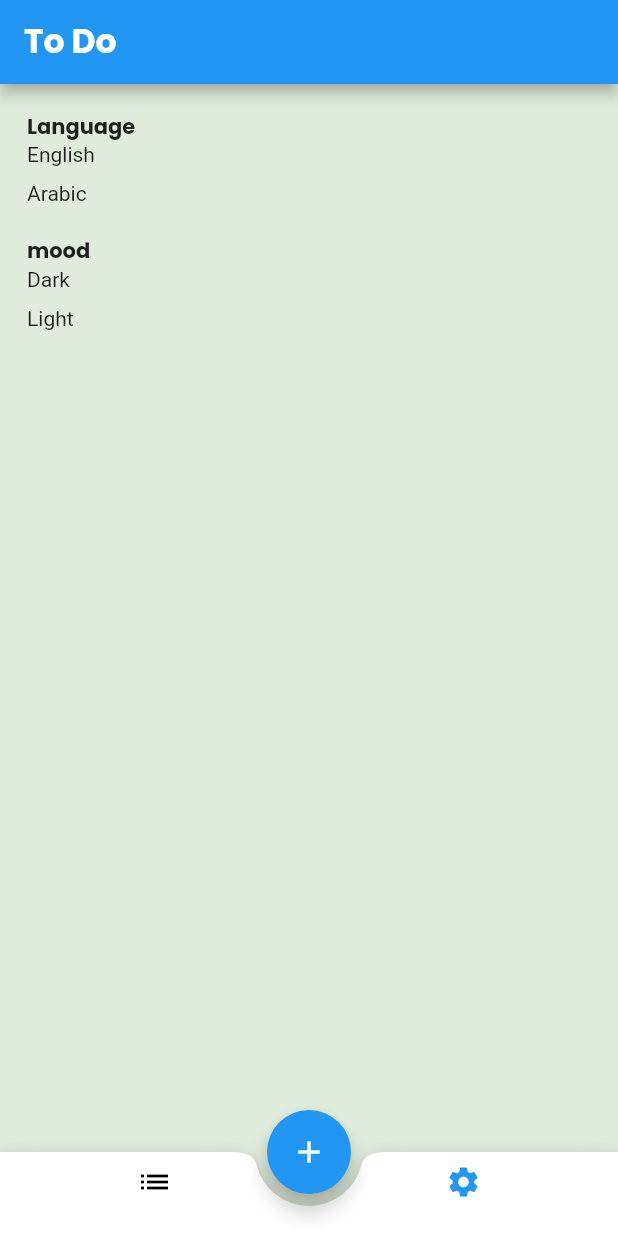
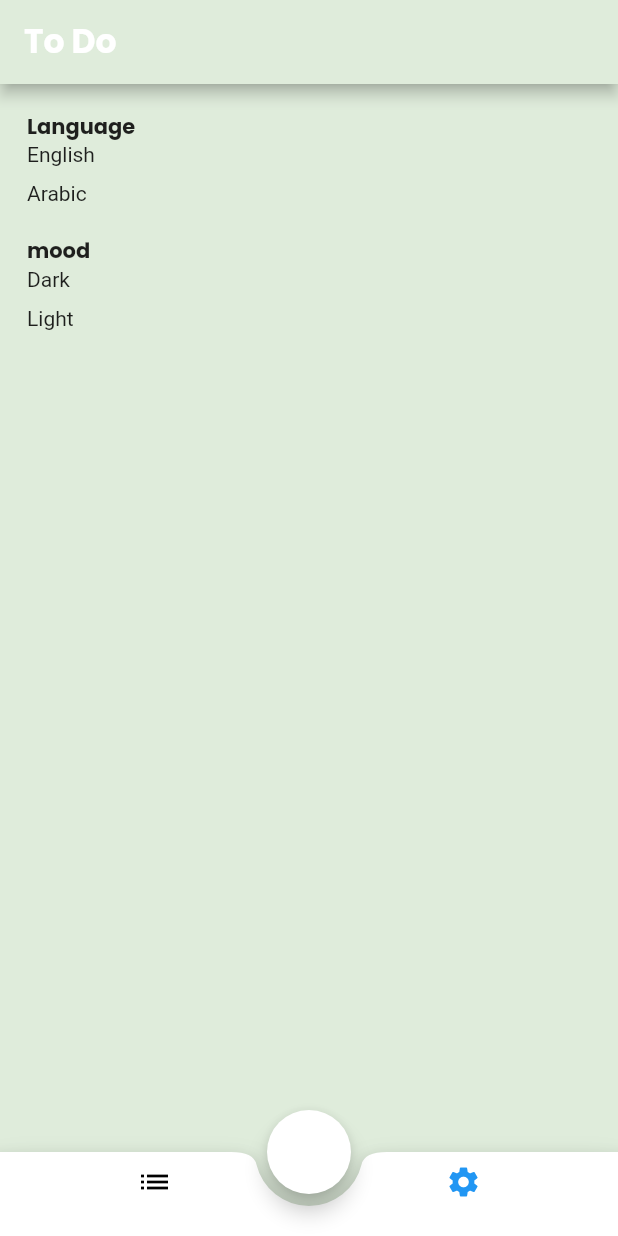
Before and after one commit to sharnopy/to_do, a Flutter app: the screen it shows after launch, item 2 of the bottom bar chosen, on a phone screen of 412 x 824 dp. Run offline on Flutter 3.47's test engine with Material 2 defaults, Android fonts, the phone set to English and light mode, and no system bars; our stand-ins replace calendar_timeline, google_fonts; generated files the repository leaves out were written again.

Commit message:
themeing

```diff
--- a/lib/main.dart
+++ b/lib/main.dart
@@ -1,11 +1,10 @@
 import 'package:flutter/material.dart';
-import 'package:flutter_localizations/flutter_localizations.dart';
-import 'package:google_fonts/google_fonts.dart';
+import 'package:flutter_gen/gen_l10n/app_localizations.dart';
 import 'package:newtodo/layout/home_layout.dart';
 import 'package:newtodo/provider/myprovider.dart';
-import 'package:newtodo/shared/styels/colores.dart';
-import 'package:flutter_gen/gen_l10n/app_localizations.dart';
+import 'package:newtodo/shared/styels/theming.dart';
 import 'package:provider/provider.dart';
+
 void main() {
   runApp(ChangeNotifierProvider(
       create: (context) => MyProvider(),
@@ -20,32 +19,17 @@ class MyApp extends StatelessWidget {
   Widget build(BuildContext context) {
     var provider=Provider.of<MyProvider>(context);
     return MaterialApp(
-      localizationsDelegates:AppLocalizations.localizationsDelegates,
+      localizationsDelegates: AppLocalizations.localizationsDelegates,
       supportedLocales: AppLocalizations.supportedLocales,
       locale: Locale(provider.local),
       debugShowCheckedModeBanner: false,
       initialRoute: HomeLayout.routeName,
       routes: {
-        HomeLayout.routeName:(context) => HomeLayout(),
+        HomeLayout.routeName: (context) => HomeLayout(),
       },
-      theme: ThemeData(
-        appBarTheme: AppBarTheme(
-          titleTextStyle: GoogleFonts.poppins(
-            fontSize: 22,
-            fontWeight: FontWeight.w700,
-          )
-        ),
-        bottomNavigationBarTheme: BottomNavigationBarThemeData(
-          backgroundColor: Colors.transparent,
-          elevation: 0.0,
-          selectedItemColor: Colors.blue,
-          unselectedItemColor: Colors.black
-        ),
-        bottomAppBarTheme: BottomAppBarTheme(
-          color: Colors.white,shape: CircularNotchedRectangle(),
-        ),
-        scaffoldBackgroundColor: mintGreen
-      ),
+      theme: MyThemeData.lightData,
+      darkTheme: ThemeData.dark(),
+      themeMode: provider.theme,
     );
   }
 }
--- a/lib/provider/myprovider.dart
+++ b/lib/provider/myprovider.dart
@@ -1,11 +1,21 @@
-import 'package:flutter/cupertino.dart';
+import 'package:flutter/material.dart';
 
 class MyProvider extends ChangeNotifier{
-  String local="en";
+  String local = "en";
+  ThemeMode theme = ThemeMode.light;
 
+  changeLanguage(String langCode) {
+    local = langCode;
 
-  changeLanguage(String langCode){
-    local=langCode;
+    notifyListeners();
+  }
+
+  changeTheme() {
+    if (theme == ThemeMode.light) {
+      theme = ThemeMode.dark;
+    } else {
+      theme = ThemeMode.light;
+    }
     notifyListeners();
   }
 }
--- a/lib/screens/setting/settings_tab.dart
+++ b/lib/screens/setting/settings_tab.dart
@@ -1,6 +1,6 @@
 import 'package:flutter/material.dart';
+import 'package:flutter_gen/gen_l10n/app_localizations.dart';
 import 'package:google_fonts/google_fonts.dart';
-import 'package:flutter_gen/gen_l10n/app_localizations.dart';
 import 'package:provider/provider.dart';
 
 import '../../provider/myprovider.dart';
@@ -44,26 +44,35 @@ class _settingsState extends State<settings> {
             },
             child: Container(
              child: Text(AppLocalizations.of(context)!.arabic),
-         ),
+            ),
           ),
-
           SizedBox(
             height: 20,
           ),
-          Text(AppLocalizations.of(context)! .mood,style: GoogleFonts.poppins(
-              fontWeight: FontWeight.w700,
-              fontSize: 14
-          ),),
-          Container(
-            child: Text(AppLocalizations.of(context)!.dark),
+          Text(
+            AppLocalizations.of(context)!.mood,
+            style:
+                GoogleFonts.poppins(fontWeight: FontWeight.w700, fontSize: 14),
+          ),
+          InkWell(
+            onTap: () {
+              provider.changeTheme();
+            },
+            child: Container(
+              child: Text(AppLocalizations.of(context)!.dark),
+            ),
           ),
           SizedBox(
             height: 10,
           ),
-          Container(
-            child: Text(AppLocalizations.of(context)!.light),
+          InkWell(
+            onTap: () {
+              provider.changeTheme();
+            },
+            child: Container(
+              child: Text(AppLocalizations.of(context)!.light),
+            ),
           ),
-
         ],
       ),
     );
--- /dev/null
+++ b/lib/shared/styels/theming.dart
@@ -0,0 +1,65 @@
+import 'package:flutter/material.dart';
+import 'package:google_fonts/google_fonts.dart';
+
+import 'colores.dart';
+
+class MyThemeData {
+  static ThemeData lightData = ThemeData(
+      appBarTheme: AppBarTheme(
+          titleTextStyle: GoogleFonts.poppins(
+        fontSize: 22,
+        fontWeight: FontWeight.w700,
+      )),
+      bottomNavigationBarTheme: BottomNavigationBarThemeData(
+          backgroundColor: Colors.transparent,
+          elevation: 0.0,
+          selectedItemColor: Colors.blue,
+          unselectedItemColor: Colors.black),
+      bottomAppBarTheme: BottomAppBarTheme(
+        color: Colors.white,
+        shape: CircularNotchedRectangle(),
+      ),
+      scaffoldBackgroundColor: mintGreen,
+      colorScheme: ColorScheme(
+        brightness: Brightness.light,
+        primary: Color(0XFFDFECDB),
+        onPrimary: Colors.white,
+        background: Colors.white,
+        onBackground: Colors.white,
+        secondary: Colors.white,
+        onSecondary: Colors.white,
+        error: Colors.white,
+        onError: Colors.white,
+        surface: Colors.white,
+        onSurface: Colors.white,
+      ));
+  static ThemeData darkData = ThemeData(
+      appBarTheme: AppBarTheme(
+          titleTextStyle: GoogleFonts.poppins(
+        fontSize: 22,
+        fontWeight: FontWeight.w700,
+      )),
+      bottomNavigationBarTheme: BottomNavigationBarThemeData(
+          backgroundColor: Colors.transparent,
+          elevation: 0.0,
+          selectedItemColor: Colors.blue,
+          unselectedItemColor: Colors.black),
+      bottomAppBarTheme: BottomAppBarTheme(
+        color: Colors.white,
+        shape: CircularNotchedRectangle(),
+      ),
+      scaffoldBackgroundColor: mintGreen,
+      colorScheme: ColorScheme(
+        brightness: Brightness.dark,
+        primary: Color(0XFF1E1E1E),
+        onPrimary: Color(0XFF1E1E1E),
+        background: Color(0XFF1E1E1E),
+        onBackground: Color(0XFF1E1E1E),
+        secondary: Color(0XFF1E1E1E),
+        onSecondary: Color(0XFF1E1E1E),
+        error: Color(0XFF1E1E1E),
+        onError: Color(0XFF1E1E1E),
+        surface: Color(0XFF1E1E1E),
+        onSurface: Color(0XFF1E1E1E),
+      ));
+}
```
